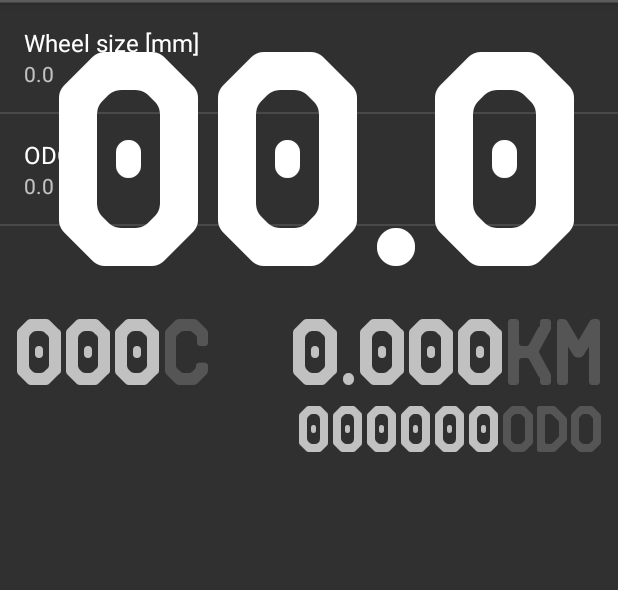
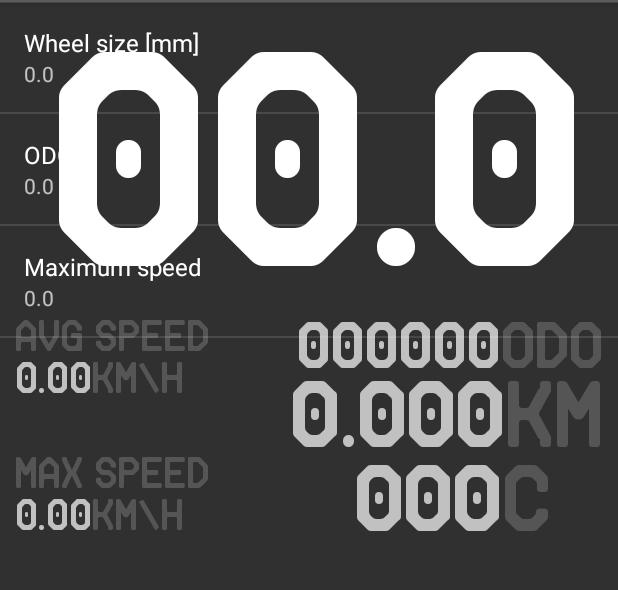
Before and after one commit to darekbx/bt_counter, an Android app: the fragment SettingsFragment placed in its activity, on a phone screen of 412 x 824 dp, the part 81-671 px from its top. Run offline under Robolectric (Android 15) with nearby library versions, the phone set to English and light mode, and no system bars.

Commit message:
Added maximum and average speed.

```diff
--- a/app/src/main/java/com/btcounter/MainActivity.java
+++ b/app/src/main/java/com/btcounter/MainActivity.java
@@ -19,6 +19,8 @@ import com.btcounter.fragments.MainFragment;
 import com.btcounter.settings.SettingsManager;
 import com.btcounter.utils.PermissionHelper;
 
+import java.util.Random;
+
 import static com.btcounter.bt.BluetoothController.DATA_CADENCE;
 
 /**
@@ -38,6 +40,7 @@ public class MainActivity extends AppCompatActivity {
     private DrawerFragment drawerFragment;
 
     private float odo;
+    private float maxSpeed;
 
     @Override
     protected void onCreate(Bundle savedInstanceState) {
@@ -49,6 +52,7 @@ public class MainActivity extends AppCompatActivity {
         resetSpeedText();
         checkPermissions();
         loadOdo();
+        loadMaxSpeed();
         keepScreenOnAndDim();
 
         if (!isWheelSizeSettingValid()) {
@@ -101,6 +105,9 @@ public class MainActivity extends AppCompatActivity {
         if (wakeLock != null) {
             wakeLock.acquire();
         }
+        invalidateOdo((int)odo);
+        invalidateMaxSpeed();
+        invalidateAverageSpeed(0);
     }
 
     @Override
@@ -173,7 +180,7 @@ public class MainActivity extends AppCompatActivity {
 
     private void resetSpeedText() {
         if (isMainFragmentActive()) {
-            mainFragment.updateSpeed(0);
+            mainFragment.invalidateSpeed(0);
         }
     }
 
@@ -192,20 +199,63 @@ public class MainActivity extends AppCompatActivity {
         }
     }
 
-    private void updateOdo(int odo) {
+    private void invalidateOdo(int odo) {
         if (isMainFragmentActive()) {
-            runOnUiThread(() -> mainFragment.updateOdo(odo));
+            runOnUiThread(() -> mainFragment.invalidateOdo(odo));
         }
     }
 
+    private void invalidateMaxSpeed() {
+        if (isMainFragmentActive()) {
+            runOnUiThread(() -> mainFragment.invalidateMaxSpeed(maxSpeed));
+        }
+    }
+
+    private void invalidateAverageSpeed(float averageSpeed) {
+        if (isMainFragmentActive()) {
+            runOnUiThread(() -> mainFragment.invalidateAverageSpeed(averageSpeed));
+        }
+    }
+
+    private void updateMaxSpeed(float speed) {
+        if (speed > maxSpeed) {
+            maxSpeed = speed;
+            saveMaxSpeed();
+            invalidateMaxSpeed();
+        }
+    }
+
+    private void saveMaxSpeed() {
+        settingsManager.saveMaxSpeed(maxSpeed);
+    }
+
+    private void appendToOdoAndUpdate(float distance) {
+        invalidateOdo((int)(odo + distance));
+    }
+
+    private float getWheelSize() {
+        return settingsManager.getWheelSize();
+    }
+
+    private void loadOdo() {
+        odo = settingsManager.getOdo();
+    }
+
+    private void loadMaxSpeed() {
+        maxSpeed = settingsManager.getMaxSpeed();
+    }
+
+    // TOREMOVE
     public void onPrepareClick(View view) {
         prepareMeasurement();
     }
 
+    // TOREMOVE
     public void onTickClick(View view) {
-        measurementController.notifyWheelRotationTime(180);
+        measurementController.notifyWheelRotationTime(new Random().nextInt(800) + 100);
     }
 
+    // TOREMOVE
     public void onCadenceTick(View view) {
         measurementController.notifyCrankRotation();
     }
@@ -262,36 +312,30 @@ public class MainActivity extends AppCompatActivity {
             @Override
             public void refreshSpeed(float speed) {
                 if (isMainFragmentActive()) {
-                    runOnUiThread(() -> mainFragment.updateSpeed(speed));
+                    runOnUiThread(() -> mainFragment.invalidateSpeed(speed));
                 }
+                updateMaxSpeed(speed);
             }
 
             @Override
             public void refreshDistance(float distance) {
                 if (isMainFragmentActive()) {
-                    runOnUiThread(() -> mainFragment.updateDistance(distance));
+                    runOnUiThread(() -> mainFragment.invalidateDistance(distance));
                 }
                 appendToOdoAndUpdate(distance);
             }
 
             @Override
+            public void refreshAverageSpeed(float averageSpeed) {
+                invalidateAverageSpeed(averageSpeed);
+            }
+
+            @Override
             public void refreshCadence(int cadence) {
                 if (isMainFragmentActive()) {
-                    runOnUiThread(() -> mainFragment.updateCadence(cadence));
+                    runOnUiThread(() -> mainFragment.invalidateCadence(cadence));
                 }
             }
         });
     }
-
-    private void appendToOdoAndUpdate(float distance) {
-        updateOdo((int)(odo + distance));
-    }
-
-    private float getWheelSize() {
-        return settingsManager.getWheelSize();
-    }
-
-    private void loadOdo() {
-        odo = settingsManager.getOdo();
-    }
 }
--- a/app/src/main/java/com/btcounter/bikelogic/MeasurementController.java
+++ b/app/src/main/java/com/btcounter/bikelogic/MeasurementController.java
@@ -15,6 +15,7 @@ public class MeasurementController {
     public interface Listener {
         void refreshSpeed(float speed);
         void refreshDistance(float distance);
+        void refreshAverageSpeed(float averageSpeed);
         void refreshCadence(int cadence);
     }
 
@@ -25,6 +26,8 @@ public class MeasurementController {
 
     private float wheelSize;
     private float distance = 0;
+    private float averageSum = 0;
+    private float averageCount = 0;
     private long cranksRotationTime = 0;
 
     public MeasurementController(float wheelSize) {
@@ -43,6 +46,7 @@ public class MeasurementController {
         distance += Measurement.distanceToKilometers(wheelSize);
         listener.refreshDistance(distance);
 
+        updateAverage(speedKmH);
         delayedClean();
     }
 
@@ -63,6 +67,13 @@ public class MeasurementController {
         return distance;
     }
 
+    private void updateAverage(float speed) {
+        averageSum += speed;
+        averageCount++;
+        float averageSpeed = averageSum / averageCount;
+        listener.refreshAverageSpeed(averageSpeed);
+    }
+
     private void delayedClean() {
         if (subscription != null) {
             subscription.unsubscribe();
--- a/app/src/main/java/com/btcounter/fragments/MainFragment.java
+++ b/app/src/main/java/com/btcounter/fragments/MainFragment.java
@@ -25,6 +25,8 @@ public class MainFragment extends Fragment {
     private TextView distanceText;
     private TextView cadenceText;
     private TextView odoText;
+    private TextView averageSpeedText;
+    private TextView maxSpeedText;
 
     @Nullable
     @Override
@@ -37,28 +39,36 @@ public class MainFragment extends Fragment {
         return root;
     }
 
-    public void updateSpeed(float speed) {
+    public void invalidateSpeed(float speed) {
         int speedMod = Measurement.floatModulo(speed);
         speedText.setText(getString(R.string.speed_format, (int)speed, speedMod));
     }
 
-    public void updateDistance(float distance) {
+    public void invalidateDistance(float distance) {
         distanceText.setText(getForrmattedUnitText(getString(R.string.distance_format, distance), 2));
     }
 
-    public void updateCadence(int cadence) {
-        cadenceText.setText(getForrmattedUnitText(getString(R.string.cadence_format, cadence), 1));
+    public void invalidateCadence(int cadence) {
+        cadenceText.setText(getForrmattedUnitText(getString(R.string.cadence_format, cadence), 3));
     }
 
-    public void updateOdo(int odo) {
+    public void invalidateOdo(int odo) {
         odoText.setText(getForrmattedUnitText(getString(R.string.odo_format, odo), 3));
     }
 
+    public void invalidateAverageSpeed(float averageSpeed) {
+        averageSpeedText.setText(getForrmattedUnitText(getString(R.string.unit_km_h, averageSpeed), 4));
+    }
+
+    public void invalidateMaxSpeed(float maxSpeed) {
+        maxSpeedText.setText(getForrmattedUnitText(getString(R.string.unit_km_h, maxSpeed), 4));
+    }
+
     private void resetViews() {
-        updateSpeed(0);
-        updateDistance(0);
-        updateCadence(0);
-        updateOdo((int)new SettingsManager(getActivity()).getOdo());
+        invalidateSpeed(0);
+        invalidateDistance(0);
+        invalidateCadence(0);
+        invalidateOdo((int)new SettingsManager(getActivity()).getOdo());
     }
 
     private void bindViews(View root) {
@@ -66,6 +76,8 @@ public class MainFragment extends Fragment {
         distanceText = (TextView) root.findViewById(R.id.distance_text);
         cadenceText = (TextView) root.findViewById(R.id.cadence_text);
         odoText = (TextView) root.findViewById(R.id.odo_text);
+        averageSpeedText = (TextView) root.findViewById(R.id.average_value);
+        maxSpeedText = (TextView) root.findViewById(R.id.max_speed_value);
 
         Toolbar toolbar = (Toolbar) root.findViewById(R.id.toolbar);
         ((AppCompatActivity)getActivity()).setSupportActionBar(toolbar);
--- a/app/src/main/java/com/btcounter/fragments/SettingsFragment.java
+++ b/app/src/main/java/com/btcounter/fragments/SettingsFragment.java
@@ -21,6 +21,7 @@ public class SettingsFragment extends PreferenceFragment implements Preference.O
         initListeners();
         setWheelSizeSummary();
         setOdoSummary();
+        setMaxSpeedSummary();
     }
 
     private void initListeners() {
@@ -36,6 +37,10 @@ public class SettingsFragment extends PreferenceFragment implements Preference.O
         getOdoPreference().setSummary(String.valueOf(getOdo()));
     }
 
+    private void setMaxSpeedSummary() {
+        getMaxSpeedPreference().setSummary(String.valueOf(getMaxSpeed()));
+    }
+
     private FloatEditTextPreference getWheelSizePreference() {
         return (FloatEditTextPreference)
                 findPreference(getString(R.string.settings_wheel_size_key));
@@ -46,6 +51,12 @@ public class SettingsFragment extends PreferenceFragment implements Preference.O
                 findPreference(getString(R.string.settings_odo_key));
     }
 
+    private FloatEditTextPreference getMaxSpeedPreference() {
+        return (FloatEditTextPreference)
+                findPreference(getString(R.string.settings_max_speed_key));
+    }
+
+
     private float getWheelSize() {
         return new SettingsManager(getActivity()).getWheelSize();
     }
@@ -54,12 +65,18 @@ public class SettingsFragment extends PreferenceFragment implements Preference.O
         return new SettingsManager(getActivity()).getOdo();
     }
 
+    private float getMaxSpeed() {
+        return new SettingsManager(getActivity()).getMaxSpeed();
+    }
+
     @Override
     public boolean onPreferenceChange(Preference preference, Object newValue) {
         if (preference.getKey().equals(getString(R.string.settings_wheel_size_key))) {
             getWheelSizePreference().setSummary(String.valueOf(newValue));
         } else if (preference.getKey().equals(getString(R.string.settings_odo_key))) {
             getOdoPreference().setSummary(String.valueOf(newValue));
+        } else if (preference.getKey().equals(getString(R.string.settings_max_speed_key))) {
+            getMaxSpeedPreference().setSummary(String.valueOf(newValue));
         }
         return true;
     }
--- a/app/src/main/java/com/btcounter/settings/SettingsManager.java
+++ b/app/src/main/java/com/btcounter/settings/SettingsManager.java
@@ -33,9 +33,21 @@ public class SettingsManager {
         return getPreferences().getFloat(key, 0);
     }
 
+    public float getMaxSpeed() {
+        String key = context.getString(R.string.settings_max_speed_key);
+        return getPreferences().getFloat(key, 0);
+    }
+
     public boolean isDebugMode() {
         String key = context.getString(R.string.settings_debug_mode_key);
         return getPreferences().getBoolean(key, false);
+    }
+
+    public void saveMaxSpeed(float maxSpeed) {
+        String key = context.getString(R.string.settings_max_speed_key);
+        SharedPreferences.Editor editor = getPreferences().edit();
+        editor.putFloat(key, maxSpeed);
+        editor.apply();
     }
 
     private void saveOdo(float odo) {
--- a/app/src/main/res/layout/activity_main.xml
+++ b/app/src/main/res/layout/activity_main.xml
@@ -13,7 +13,7 @@
 
     <FrameLayout
         android:id="@+id/content_drawer"
-        android:layout_width="300dp"
+        android:layout_width="256dp"
         android:layout_height="match_parent"
         android:layout_gravity="end"
         android:background="#000"/>
--- a/app/src/main/res/layout/fragment_main.xml
+++ b/app/src/main/res/layout/fragment_main.xml
@@ -29,10 +29,22 @@
         />
 
     <com.btcounter.utils.FontTextView
+        android:id="@+id/odo_text"
+        android:layout_width="wrap_content"
+        android:layout_height="wrap_content"
+        android:layout_below="@id/text_speed"
+        android:layout_alignParentRight="true"
+        android:layout_marginTop="-6dp"
+        android:layout_marginRight="10dp"
+        android:textSize="36sp"
+        android:typeface="monospace"
+        />
+
+    <com.btcounter.utils.FontTextView
         android:id="@+id/distance_text"
         android:layout_width="wrap_content"
         android:layout_height="wrap_content"
-        android:layout_below="@id/text_speed"
+        android:layout_below="@id/odo_text"
         android:layout_alignParentRight="true"
         android:layout_marginTop="-12dp"
         android:layout_marginRight="10dp"
@@ -44,23 +56,55 @@
         android:id="@+id/cadence_text"
         android:layout_width="wrap_content"
         android:layout_height="wrap_content"
-        android:layout_below="@id/text_speed"
-        android:layout_alignParentLeft="true"
+        android:layout_below="@id/distance_text"
+        android:layout_alignParentRight="true"
         android:layout_marginTop="-12dp"
-        android:layout_marginLeft="10dp"
+        android:layout_marginRight="-7dp"
         android:textSize="52sp"
         android:typeface="monospace"
         />
 
     <com.btcounter.utils.FontTextView
-        android:id="@+id/odo_text"
+        android:id="@+id/average_text"
         android:layout_width="wrap_content"
         android:layout_height="wrap_content"
-        android:layout_below="@id/cadence_text"
-        android:layout_alignParentRight="true"
-        android:layout_marginTop="-6dp"
-        android:layout_marginRight="10dp"
-        android:textSize="36sp"
-        android:typeface="monospace"
+        android:layout_below="@id/text_speed"
+        android:layout_alignParentLeft="true"
+        android:layout_marginTop="-4dp"
+        android:text="@string/average_speed"
+        android:textColor="@color/text_unit_color"
+        android:textAllCaps="true"
+        style="@style/small_text"
+        />
+    <com.btcounter.utils.FontTextView
+        android:id="@+id/average_value"
+        android:layout_width="wrap_content"
+        android:layout_height="wrap_content"
+        android:layout_below="@id/average_text"
+        android:layout_alignParentLeft="true"
+        android:layout_marginTop="-4dp"
+        style="@style/small_text"
+        />
+
+    <com.btcounter.utils.FontTextView
+        android:id="@+id/max_speed_value"
+        android:layout_width="wrap_content"
+        android:layout_height="wrap_content"
+        android:layout_alignBottom="@id/cadence_text"
+        android:layout_alignParentLeft="true"
+        android:layout_marginBottom="6dp"
+        style="@style/small_text"
+        />
+    <com.btcounter.utils.FontTextView
+        android:id="@+id/max_speed_text"
+        android:layout_width="wrap_content"
+        android:layout_height="wrap_content"
+        android:layout_above="@id/max_speed_value"
+        android:layout_alignParentLeft="true"
+        android:layout_marginBottom="-4dp"
+        android:textAllCaps="true"
+        android:text="@string/max_speed"
+        android:textColor="@color/text_unit_color"
+        style="@style/small_text"
         />
 </RelativeLayout>
--- a/app/src/main/res/values/strings.xml
+++ b/app/src/main/res/values/strings.xml
@@ -10,11 +10,13 @@
     <string name="button_prepare">Prepare</string>
     <string name="button_tick">Tick</string>
     <string name="button_cadence">Cadence</string>
-    <string name="unit_km_h">km/h</string>
-    <string name="cadence_format">%03dC</string>
+    <string name="unit_km_h">%.2fKM\\H</string>
+    <string name="cadence_format">%03dC&#160;&#160;</string>
     <string name="speed_format" formatted="false">%02d.%01d</string>
     <string name="distance_format">%.3fKM</string>
     <string name="odo_format">%06dODO</string>
+    <string name="average_speed">Avg speed</string>
+    <string name="max_speed">Max speed</string>
 
     <string name="settings_odo_key">odo_key</string>
     <string name="settings_odo">ODO</string>
@@ -23,5 +25,7 @@
     <string name="settings_wheel_size_key">wheel_size_key</string>
     <string name="settings_wheel_size">Wheel size [mm]</string>
     <string name="settings_wheel_size_invalid">Invalid wheel size!</string>
+    <string name="settings_max_speed_key">max_speed</string>
+    <string name="settings_max_speed">Maximum speed</string>
 
 </resources>
--- a/app/src/main/res/values/styles.xml
+++ b/app/src/main/res/values/styles.xml
@@ -15,4 +15,9 @@
         <item name="android:background">@android:color/transparent</item>
     </style>
 
+    <style name="small_text">
+        <item name="android:textSize">24sp</item>
+        <item name="android:layout_marginLeft">10dp</item>
+    </style>
+
 </resources>
--- a/app/src/main/res/xml/preferences_settings.xml
+++ b/app/src/main/res/xml/preferences_settings.xml
@@ -17,4 +17,10 @@
         android:inputType="numberSigned"
         android:defaultValue="0"
         />
+    <com.btcounter.utils.FloatEditTextPreference
+        android:key="@string/settings_max_speed_key"
+        android:title="@string/settings_max_speed"
+        android:inputType="numberSigned"
+        android:defaultValue="0"
+        />
 </PreferenceScreen>
```
